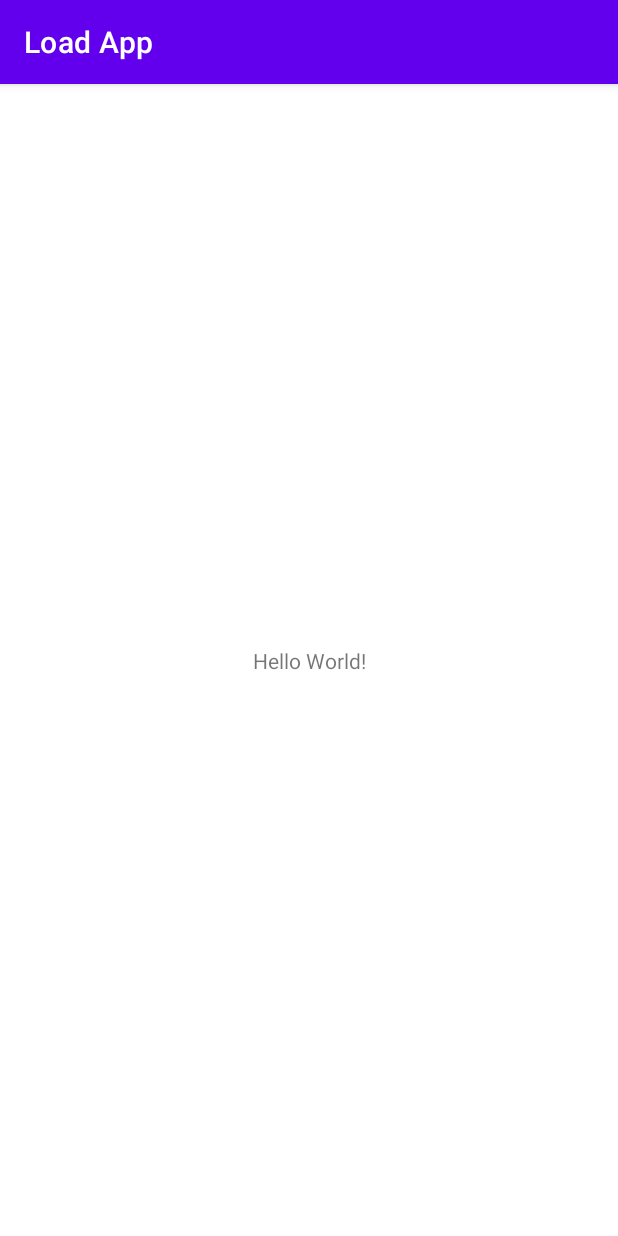
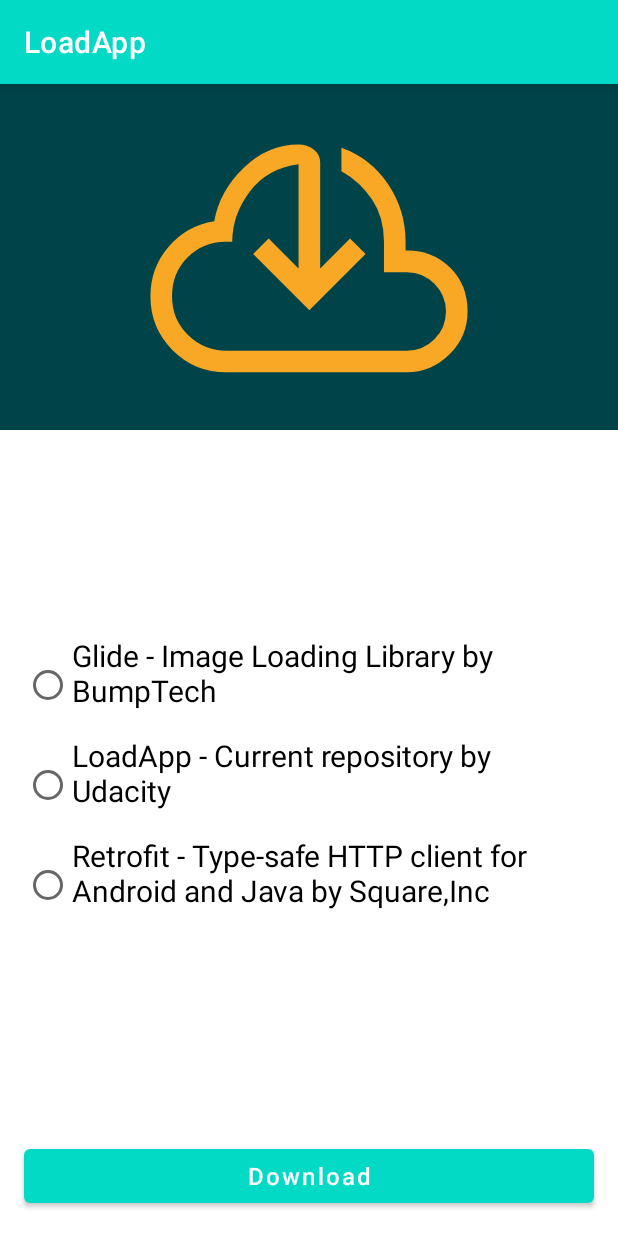
Before and after one commit to adancaysee/UdacityNanoDegreeAndroidEndOfSectionApps, an Android app: the screen it shows after launch (MainActivity), on a phone screen of 412 x 824 dp. Run offline under Robolectric (Android 15) with nearby library versions, the phone set to English and light mode, and no system bars; our stand-ins replace data binding.

Commit message:
main view model and some screens added

```diff
--- a/loadapp/src/main/AndroidManifest.xml
+++ b/loadapp/src/main/AndroidManifest.xml
@@ -6,7 +6,7 @@
         android:icon="@mipmap/ic_launcher"
         android:label="@string/app_name"
         android:supportsRtl="true"
-        android:theme="@style/Theme.UdacityNanoDegreeAndroidEndOfSectionApps">
+        android:theme="@style/Theme.LoadApp">
         <activity
             android:name=".MainActivity"
             android:exported="true">
--- /dev/null
+++ b/loadapp/src/main/java/com/udacity/loadapp/ButtonState.kt
@@ -0,0 +1,8 @@
+package com.udacity.loadapp
+
+
+sealed class ButtonState {
+    object Clicked : ButtonState()
+    object Loading : ButtonState()
+    object Completed : ButtonState()
+}
--- a/loadapp/src/main/java/com/udacity/loadapp/MainActivity.kt
+++ b/loadapp/src/main/java/com/udacity/loadapp/MainActivity.kt
@@ -2,10 +2,18 @@ package com.udacity.loadapp
 
 import androidx.appcompat.app.AppCompatActivity
 import android.os.Bundle
+import androidx.databinding.DataBindingUtil
+import com.udacity.loadapp.databinding.ActivityMainBinding
 
 class MainActivity : AppCompatActivity() {
+
+    private lateinit var binding: ActivityMainBinding
     override fun onCreate(savedInstanceState: Bundle?) {
         super.onCreate(savedInstanceState)
-        setContentView(R.layout.activity_main)
+
+        binding = DataBindingUtil.setContentView(this, R.layout.activity_main)
+        setSupportActionBar(binding.toolbar)
+
     }
+
 }
--- /dev/null
+++ b/loadapp/src/main/java/com/udacity/loadapp/detail/DetailFragment.kt
@@ -0,0 +1,21 @@
+package com.udacity.loadapp.detail
+
+import android.os.Bundle
+import android.view.LayoutInflater
+import android.view.View
+import android.view.ViewGroup
+import androidx.fragment.app.Fragment
+import com.udacity.loadapp.databinding.FragmentDetailBinding
+
+class DetailFragment : Fragment() {
+
+    override fun onCreateView(
+        inflater: LayoutInflater,
+        container: ViewGroup?,
+        savedInstanceState: Bundle?
+    ): View {
+        val binding = FragmentDetailBinding.inflate(inflater)
+
+        return binding.root
+    }
+}
--- /dev/null
+++ b/loadapp/src/main/java/com/udacity/loadapp/detail/DetailViewModel.kt
@@ -0,0 +1,6 @@
+package com.udacity.loadapp.detail
+
+import androidx.lifecycle.ViewModel
+
+class DetailViewModel : ViewModel() {
+}
--- /dev/null
+++ b/loadapp/src/main/java/com/udacity/loadapp/main/MainFragment.kt
@@ -0,0 +1,52 @@
+package com.udacity.loadapp.main
+
+import android.os.Bundle
+import android.util.TypedValue
+import android.view.LayoutInflater
+import android.view.View
+import android.view.ViewGroup
+import android.widget.RadioButton
+import androidx.fragment.app.Fragment
+import androidx.lifecycle.ViewModelProvider
+import com.udacity.loadapp.R
+import com.udacity.loadapp.databinding.FragmentMainBinding
+
+
+class MainFragment : Fragment() {
+
+    private val viewModel: MainViewModel by lazy {
+        ViewModelProvider(this)[MainViewModel::class.java]
+    }
+    private lateinit var binding: FragmentMainBinding
+
+    override fun onCreateView(
+        inflater: LayoutInflater,
+        container: ViewGroup?,
+        savedInstanceState: Bundle?
+    ): View {
+        binding = FragmentMainBinding.inflate(inflater)
+
+        binding.viewModel = viewModel
+
+        viewModel.radioGroupList.observe(viewLifecycleOwner) {
+            it?.let {
+                createRadioGroupList(it)
+            }
+        }
+
+        return binding.root
+    }
+
+    private fun createRadioGroupList(list: List<DownloadInfo>) {
+        for (info in list) {
+            val button = RadioButton(requireContext())
+            button.text = info.title
+            button.setTextSize(
+                TypedValue.COMPLEX_UNIT_PX,
+                resources.getDimension(R.dimen.default_text)
+            )
+            button.setPadding(0, 0, 0, resources.getDimension(R.dimen.spacing_16dp).toInt())
+            binding.radioGroup.addView(button)
+        }
+    }
+}
--- /dev/null
+++ b/loadapp/src/main/java/com/udacity/loadapp/main/MainViewModel.kt
@@ -0,0 +1,41 @@
+package com.udacity.loadapp.main
+
+import androidx.lifecycle.LiveData
+import androidx.lifecycle.MutableLiveData
+import androidx.lifecycle.ViewModel
+
+data class DownloadInfo(
+    val title: String,
+    val url: String
+)
+
+private val list = listOf(
+    DownloadInfo(
+        title = "Glide - Image Loading Library by BumpTech",
+        url = "https://github.com/bumptech/glide"
+    ),
+    DownloadInfo(
+        title = "LoadApp - Current repository by Udacity",
+        url = "https://github.com/udacity/nd940-c3-advanced-android-programming-project-starter"
+    ),
+    DownloadInfo(
+        title = "Retrofit - Type-safe HTTP client for Android and Java by Square,Inc",
+        url = "https://github.com/square/retrofit"
+    )
+)
+
+class MainViewModel : ViewModel() {
+
+    private val _radioGroupList = MutableLiveData(list)
+    val radioGroupList: LiveData<List<DownloadInfo>>
+        get() = _radioGroupList
+
+    private var selectedUrl: String? = null
+
+
+    fun onCheckedChanged(checkedId: Int) {
+        val info = list[checkedId - 1]
+        selectedUrl = info.url
+    }
+
+}
--- /dev/null
+++ b/loadapp/src/main/res/drawable/cloud_download.xml
@@ -0,0 +1,11 @@
+<vector xmlns:android="http://schemas.android.com/apk/res/android"
+    xmlns:app="http://schemas.android.com/apk/res-auto"
+    android:width="48dp"
+    android:height="48dp"
+    android:viewportWidth="960"
+    android:viewportHeight="960"
+    app:tint="#F9A825">
+  <path
+      android:fillColor="#F9A825"
+      android:pathData="M251,800Q163,800 101.5,738.5Q40,677 40,589Q40,510 90.5,451.5Q141,393 217,381Q232,297 299,232.5Q366,168 451,168Q475,168 493,181.5Q511,195 511,218L511,512L594,429L637,472L481,628L325,472L368,429L451,512L451,223Q365,234 316,298.5Q267,363 267,438L248,438Q187,438 143.5,481Q100,524 100,589Q100,654 145,697Q190,740 251,740L751,740Q796,740 828,708Q860,676 860,631Q860,586 828,554Q796,522 751,522L688,522L688,438Q688,370 655,320.5Q622,271 570,242L570,177Q651,206 699.5,278Q748,350 748,438L748,462L748,462Q820,460 870,508Q920,556 920,631Q920,700 870,750Q820,800 751,800L251,800ZM480,453Q480,453 480,453Q480,453 480,453L480,453Q480,453 480,453Q480,453 480,453L480,453Q480,453 480,453Q480,453 480,453L480,453Q480,453 480,453Q480,453 480,453Q480,453 480,453Q480,453 480,453L480,453Q480,453 480,453Q480,453 480,453Q480,453 480,453Q480,453 480,453L480,453L480,453Q480,453 480,453Q480,453 480,453L480,453Z"/>
+</vector>
--- a/loadapp/src/main/res/layout/activity_main.xml
+++ b/loadapp/src/main/res/layout/activity_main.xml
@@ -1,18 +1,39 @@
 <?xml version="1.0" encoding="utf-8"?>
-<androidx.constraintlayout.widget.ConstraintLayout xmlns:android="http://schemas.android.com/apk/res/android"
+<layout xmlns:android="http://schemas.android.com/apk/res/android"
     xmlns:app="http://schemas.android.com/apk/res-auto"
-    xmlns:tools="http://schemas.android.com/tools"
+    xmlns:tools="http://schemas.android.com/tools">
+
+    <androidx.constraintlayout.widget.ConstraintLayout
         android:layout_width="match_parent"
         android:layout_height="match_parent"
         tools:context=".MainActivity">
 
-    <TextView
-        android:layout_width="wrap_content"
+        <com.google.android.material.appbar.AppBarLayout
+            android:id="@+id/app_bar"
+            android:layout_width="match_parent"
             android:layout_height="wrap_content"
-        android:text="Hello World!"
+            app:layout_constraintStart_toStartOf="parent"
+            app:layout_constraintEnd_toEndOf="parent"
+            app:layout_constraintTop_toTopOf="parent"
+            android:theme="@style/Theme.LoadApp.AppBarOverlay">
+
+            <androidx.appcompat.widget.Toolbar
+                android:id="@+id/toolbar"
+                android:layout_width="match_parent"
+                app:title="@string/app_name"
+                android:layout_height="?attr/actionBarSize" />
+
+        </com.google.android.material.appbar.AppBarLayout>
+
+        <androidx.fragment.app.FragmentContainerView
+            android:id="@+id/nav_host_fragment_container"
+            android:name="androidx.navigation.fragment.NavHostFragment"
+            android:layout_width="match_parent"
+            android:layout_height="0dp"
+            app:layout_constraintTop_toBottomOf="@id/app_bar"
             app:layout_constraintBottom_toBottomOf="parent"
-        app:layout_constraintEnd_toEndOf="parent"
-        app:layout_constraintStart_toStartOf="parent"
-        app:layout_constraintTop_toTopOf="parent" />
+            app:defaultNavHost="true"
+            app:navGraph="@navigation/nav_graph" />
 
     </androidx.constraintlayout.widget.ConstraintLayout>
+</layout>
--- /dev/null
+++ b/loadapp/src/main/res/layout/fragment_detail.xml
@@ -0,0 +1,9 @@
+<?xml version="1.0" encoding="utf-8"?>
+<layout xmlns:android="http://schemas.android.com/apk/res/android">
+
+    <androidx.constraintlayout.widget.ConstraintLayout
+        android:layout_width="match_parent"
+        android:layout_height="match_parent">
+
+    </androidx.constraintlayout.widget.ConstraintLayout>
+</layout>
--- /dev/null
+++ b/loadapp/src/main/res/layout/fragment_main.xml
@@ -0,0 +1,62 @@
+<?xml version="1.0" encoding="utf-8"?>
+<layout xmlns:android="http://schemas.android.com/apk/res/android"
+    xmlns:app="http://schemas.android.com/apk/res-auto">
+
+    <data>
+
+        <variable
+            name="viewModel"
+            type="com.udacity.loadapp.main.MainViewModel" />
+    </data>
+
+    <androidx.constraintlayout.widget.ConstraintLayout
+        android:layout_width="match_parent"
+        android:layout_height="match_parent">
+
+        <ImageView
+            android:id="@+id/imageView"
+            android:layout_width="0dp"
+            android:layout_height="0dp"
+            android:background="?attr/colorPrimaryVariant"
+            android:contentDescription="@string/cloud_placeholder"
+            app:layout_constraintBottom_toTopOf="@+id/guideline2"
+            app:layout_constraintEnd_toEndOf="parent"
+            app:layout_constraintStart_toStartOf="parent"
+            app:layout_constraintTop_toTopOf="parent"
+            app:srcCompat="@drawable/cloud_download" />
+
+        <RadioGroup
+            android:id="@+id/radio_group"
+            android:layout_width="0dp"
+            android:layout_height="wrap_content"
+            android:layout_marginHorizontal="@dimen/spacing_16dp"
+            android:onCheckedChanged= "@{(group,checkedId) -> viewModel.onCheckedChanged(checkedId)}"
+            app:layout_constraintBottom_toTopOf="@+id/button"
+            app:layout_constraintEnd_toEndOf="parent"
+            app:layout_constraintStart_toStartOf="parent"
+            app:layout_constraintTop_toBottomOf="@+id/imageView" />
+
+
+        <Button
+            android:id="@+id/button"
+            android:layout_width="0dp"
+            android:layout_height="wrap_content"
+            android:layout_marginHorizontal="@dimen/spacing_16dp"
+            android:layout_marginBottom="@dimen/spacing_16dp"
+            android:text="@string/download"
+            android:textAllCaps="false"
+            android:textSize="16sp"
+            app:layout_constraintBottom_toBottomOf="parent"
+            app:layout_constraintEnd_toEndOf="parent"
+            app:layout_constraintStart_toStartOf="parent" />
+
+        <androidx.constraintlayout.widget.Guideline
+            android:id="@+id/guideline2"
+            android:layout_width="wrap_content"
+            android:layout_height="wrap_content"
+            android:orientation="horizontal"
+            app:layout_constraintGuide_percent="0.3" />
+
+
+    </androidx.constraintlayout.widget.ConstraintLayout>
+</layout>
--- /dev/null
+++ b/loadapp/src/main/res/navigation/nav_graph.xml
@@ -0,0 +1,22 @@
+<?xml version="1.0" encoding="utf-8"?>
+<navigation xmlns:android="http://schemas.android.com/apk/res/android"
+    xmlns:app="http://schemas.android.com/apk/res-auto"
+    xmlns:tools="http://schemas.android.com/tools"
+    android:id="@+id/nav_graph"
+    app:startDestination="@id/mainFragment">
+
+    <fragment
+        android:id="@+id/mainFragment"
+        android:name="com.udacity.loadapp.main.MainFragment"
+        android:label="@string/app_name"
+        tools:layout="@layout/fragment_main" />
+    <fragment
+        android:id="@+id/detailFragment"
+        android:name="com.udacity.loadapp.detail.DetailFragment"
+        android:label="@string/title_fragment_detail"
+        tools:layout="@layout/fragment_detail">
+        <action
+            android:id="@+id/action_detailFragment_to_mainFragment"
+            app:destination="@id/mainFragment" />
+    </fragment>
+</navigation>
--- a/loadapp/src/main/res/values-night/themes.xml
+++ b/loadapp/src/main/res/values-night/themes.xml
@@ -1,16 +1,17 @@
 <resources xmlns:tools="http://schemas.android.com/tools">
     <!-- Base application theme. -->
-    <style name="Theme.UdacityNanoDegreeAndroidEndOfSectionApps" parent="Theme.MaterialComponents.DayNight.DarkActionBar">
+    <style name="Theme.LoadApp" parent="Theme.MaterialComponents.DayNight.NoActionBar">
         <!-- Primary brand color. -->
-        <item name="colorPrimary">@color/purple_200</item>
-        <item name="colorPrimaryVariant">@color/purple_700</item>
-        <item name="colorOnPrimary">@color/black</item>
+        <item name="colorPrimary">@color/teal_200</item>
+        <item name="colorPrimaryVariant">@color/teal_900</item>
+        <item name="colorOnPrimary">@color/white</item>
         <!-- Secondary brand color. -->
-        <item name="colorSecondary">@color/teal_200</item>
-        <item name="colorSecondaryVariant">@color/teal_200</item>
+        <item name="colorSecondary">@color/orange_500</item>
+        <item name="colorSecondaryVariant">@color/orange_500</item>
         <item name="colorOnSecondary">@color/black</item>
         <!-- Status bar color. -->
         <item name="android:statusBarColor" tools:targetApi="lollipop">?attr/colorPrimaryVariant</item>
         <!-- Customize your theme here. -->
     </style>
+
 </resources>
--- a/loadapp/src/main/res/values/colors.xml
+++ b/loadapp/src/main/res/values/colors.xml
@@ -1,10 +1,12 @@
 <?xml version="1.0" encoding="utf-8"?>
 <resources>
-    <color name="purple_200">#FFBB86FC</color>
-    <color name="purple_500">#FF6200EE</color>
-    <color name="purple_700">#FF3700B3</color>
+
     <color name="teal_200">#FF03DAC5</color>
-    <color name="teal_700">#FF018786</color>
+    <color name="teal_500">#FF018786</color>
+    <color name="teal_900">#004349</color>
+
+    <color name="orange_500">#F9A825</color>
+
     <color name="black">#FF000000</color>
     <color name="white">#FFFFFFFF</color>
 </resources>
--- /dev/null
+++ b/loadapp/src/main/res/values/dimens.xml
@@ -0,0 +1,5 @@
+<?xml version="1.0" encoding="utf-8"?>
+<resources>
+    <dimen name="spacing_16dp">16dp</dimen>
+    <dimen name="default_text">20sp</dimen>
+</resources>
--- a/loadapp/src/main/res/values/strings.xml
+++ b/loadapp/src/main/res/values/strings.xml
@@ -1,3 +1,16 @@
 <resources>
-    <string name="app_name">Load App</string>
+    <string name="app_name">LoadApp</string>
+    <string name="app_description">Download files from Internet</string>
+    <string name="action_settings">Settings</string>
+
+
+    <string name="notification_title">Udacity: Android Kotlin Nanodegree </string>
+    <string name="notification_description">The Project 3 repository is downloaded</string>
+    <string name="notification_button">See changes</string>
+
+    <string name="button_name">Click me</string>
+    <string name="button_loading">We are loading </string>
+    <string name="title_fragment_detail">Loading Status</string>
+    <string name="cloud_placeholder">Cloud placeholder</string>
+    <string name="download">Download</string>
 </resources>
--- a/loadapp/src/main/res/values/themes.xml
+++ b/loadapp/src/main/res/values/themes.xml
@@ -1,16 +1,31 @@
 <resources xmlns:tools="http://schemas.android.com/tools">
     <!-- Base application theme. -->
-    <style name="Theme.UdacityNanoDegreeAndroidEndOfSectionApps" parent="Theme.MaterialComponents.DayNight.DarkActionBar">
+    <style name="Theme.LoadApp" parent="Theme.MaterialComponents.DayNight.NoActionBar">
         <!-- Primary brand color. -->
-        <item name="colorPrimary">@color/purple_500</item>
-        <item name="colorPrimaryVariant">@color/purple_700</item>
+        <item name="colorPrimary">@color/teal_200</item>
+        <item name="colorPrimaryVariant">@color/teal_900</item>
         <item name="colorOnPrimary">@color/white</item>
         <!-- Secondary brand color. -->
-        <item name="colorSecondary">@color/teal_200</item>
-        <item name="colorSecondaryVariant">@color/teal_700</item>
+        <item name="colorSecondary">@color/orange_500</item>
+        <item name="colorSecondaryVariant">@color/orange_500</item>
         <item name="colorOnSecondary">@color/black</item>
         <!-- Status bar color. -->
-        <item name="android:statusBarColor" tools:targetApi="lollipop">?attr/colorPrimaryVariant</item>
+        <item name="android:statusBarColor" tools:targetApi="lollipop">?attr/colorPrimaryVariant
+        </item>
         <!-- Customize your theme here. -->
     </style>
+
+    <style name="Theme.LoadApp.AppBarOverlay" parent="ThemeOverlay.MaterialComponents.Dark.ActionBar" />
+
+    <style name="radio">
+        <item name="android:layout_width">match_parent</item>
+        <item name="android:layout_height">wrap_content</item>
+        <item name="android:layout_marginLeft">30dp</item>
+        <item name="android:layout_marginRight">30dp</item>
+        <item name="android:layout_marginTop">10dp</item>
+        <item name="android:layout_marginBottom">10dp</item>
+        <item name="android:padding">10dp</item>
+        <item name="android:drawablePadding">5dp</item>
+    </style>
+
 </resources>
```
Lines whose indentation alone changed are shown as unchanged.
